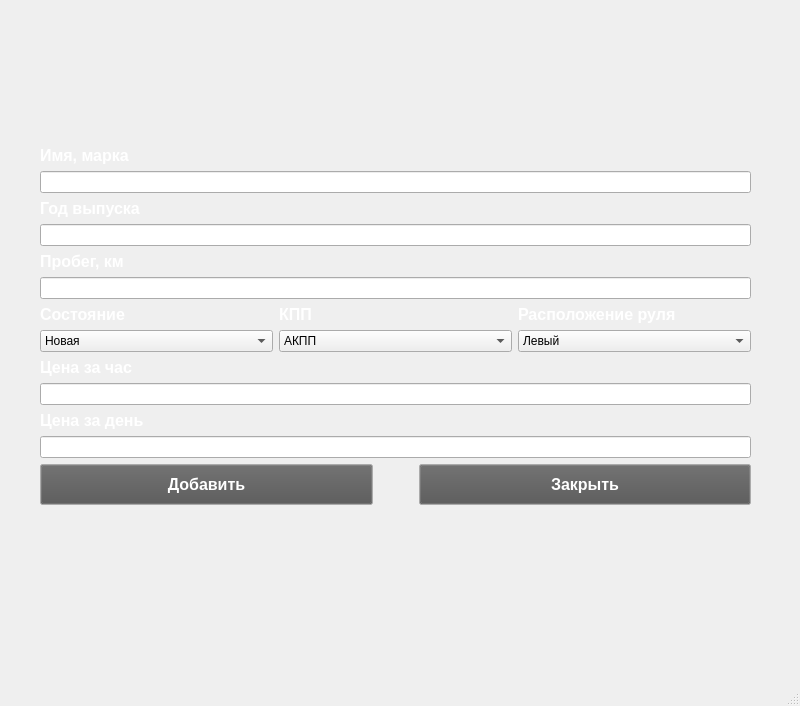
RocketBunny727/CarSharring, file autotableinsertwindow.ui: the form before one commit.
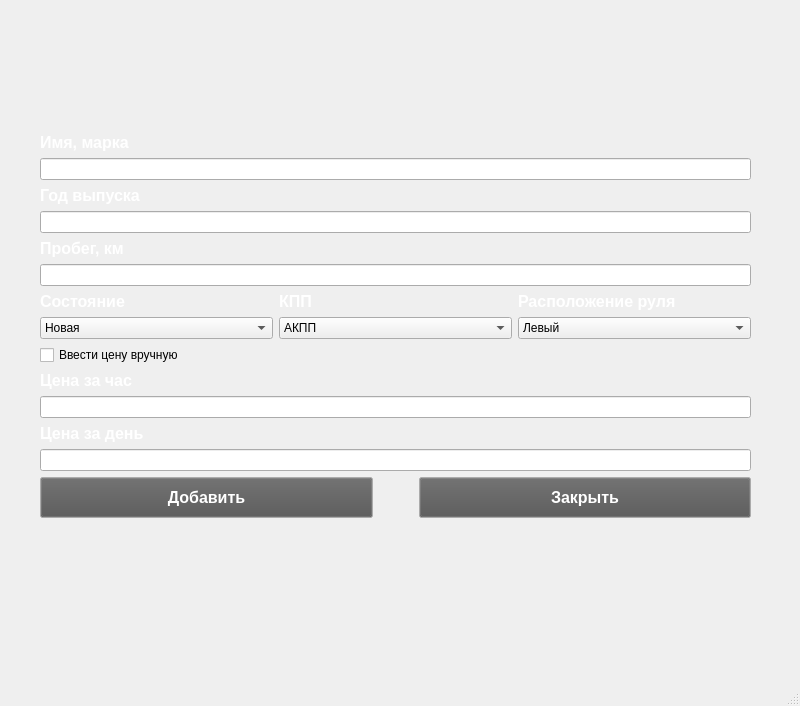
The form after the commit.

Commit message: add automatic price calculating

```diff
--- a/autotableinsertwindow.ui
+++ b/autotableinsertwindow.ui
@@ -471,6 +471,13 @@
          </item>
         </layout>
        </item>
+       <item>
+        <widget class="QCheckBox" name="costCheckBox">
+         <property name="text">
+          <string>Ввести цену вручную</string>
+         </property>
+        </widget>
+       </item>
        <item>
         <widget class="QLabel" name="costPerHourLabel">
          <property name="sizePolicy">
```
The commit also changes 2 other files.
